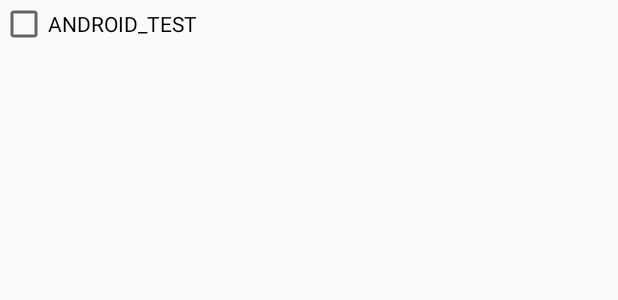
After one commit to Seckawijoki/Seckawijoki_ANDROID_TEST, an Android app: the layout single_choice_recycler_view_activity.xml on its own in the app's theme, with its tools: preview values and no code run, on a phone screen of 412 x 824 dp. The commit adds this screen. Shown: the top 300 px of the screen. Run offline under Robolectric (Android 15) with nearby library versions, the light colour scheme and no system bars.

Commit message:
Single choice recycler view.

```diff
--- a/app/src/main/java/com/seckawijoki/android_test/constant/IntentActions.java
+++ b/app/src/main/java/com/seckawijoki/android_test/constant/IntentActions.java
@@ -22,4 +22,5 @@ public interface IntentActions {
   String LAUNCH_MODE = BASE + "LAUNCH_MODE";
   String BAIDU_PUSH_FLOW = BASE + "BAIDU_PUSH_FLOW";
   String COLLAPSING_TOOLBAR = BASE + "COLLAPSING_TOOLBAR";
+  String SINGLE_CHOICE_RECYCLER_VIEW = BASE + "SINGLE_CHOICE_RECYCLER_VIEW";
 }
--- /dev/null
+++ b/app/src/main/res/layout/single_choice_recycler_view_activity.xml
@@ -0,0 +1,21 @@
+<?xml version="1.0" encoding="utf-8"?>
+<LinearLayout xmlns:android="http://schemas.android.com/apk/res/android"
+    android:layout_width="match_parent"
+    android:orientation="horizontal"
+    android:layout_height="match_parent">
+    <CheckBox
+        android:text="@string/app_name"
+        android:layout_width="wrap_content"
+        android:layout_height="wrap_content" />
+
+    <android.support.v7.widget.RecyclerView
+        android:id="@+id/rv_checkbox"
+        android:layout_weight="1"
+        android:layout_width="0dp"
+        android:layout_height="match_parent" />
+    <android.support.v7.widget.RecyclerView
+        android:id="@+id/rv_radio_button"
+        android:layout_weight="1"
+        android:layout_width="0dp"
+        android:layout_height="wrap_content" />
+</LinearLayout>
--- a/app/src/main/res/values/string_array.xml
+++ b/app/src/main/res/values/string_array.xml
@@ -8,6 +8,7 @@
         <item>Animator Test</item>
         <item>Activity LaunchMode Test</item>
         <item>CollapsingToolbarLayout</item>
+        <item>SingleChoiceRecyclerView</item>
         <!--<item>Socket编程</item>-->
         <!--<item>百度推流SDK</item>-->
     </string-array>
```
Also changed, not shown: app/build.gradle (+8 -1 lines), app/src/main/AndroidManifest.xml (+7 -0 lines), app/src/main/java/com/seckawijoki/android_test/activity/SingleChoiceRecyclerViewActivity.java (added, +27 -0 lines), app/src/main/java/com/seckawijoki/android_test/adapter/CheckboxAdapter.java (added, +84 -0 lines), app/src/main/java/com/seckawijoki/android_test/fragment/MainFragment.java (+17 -9 lines).
